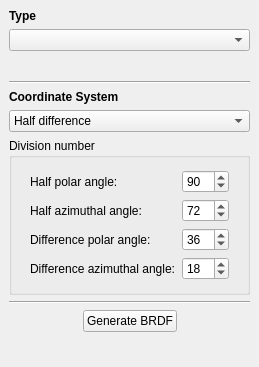
KimuraRyo/BSDFProcessor, file src/ReflectanceModelDockWidget.ui: the form before one commit.
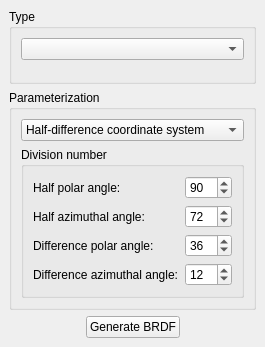
The form after the commit.

Commit message: Adjusted item layout and text labels of UI

Diff of the .ui file:
```diff
--- a/src/ReflectanceModelDockWidget.ui
+++ b/src/ReflectanceModelDockWidget.ui
@@ -6,61 +6,56 @@
    <rect>
     <x>0</x>
     <y>0</y>
-    <width>244</width>
-    <height>367</height>
+    <width>250</width>
+    <height>340</height>
    </rect>
   </property>
+  <property name="minimumSize">
+   <size>
+    <width>239</width>
+    <height>329</height>
+   </size>
+  </property>
   <property name="windowTitle">
    <string>Reflectance model</string>
   </property>
   <widget class="QWidget" name="dockWidgetContents">
    <layout class="QVBoxLayout" name="verticalLayout">
     <item>
-     <widget class="QLabel" name="label">
-      <property name="font">
-       <font>
-        <weight>75</weight>
-        <bold>true</bold>
-       </font>
-      </property>
-      <property name="text">
+     <widget class="QGroupBox" name="groupBox_2">
+      <property name="title">
        <string>Type</string>
       </property>
-     </widget>
-    </item>
+      <layout class="QVBoxLayout" name="verticalLayout_3">
     <item>
      <widget class="QComboBox" name="reflectanceModelComboBox"/>
     </item>
     <item>
      <widget class="QWidget" name="parameterWidget" native="true">
-      <layout class="QFormLayout" name="parameterFormLayout"/>
-     </widget>
-    </item>
-    <item>
-     <widget class="Line" name="line">
-      <property name="orientation">
-       <enum>Qt::Horizontal</enum>
-      </property>
+         <layout class="QFormLayout" name="parameterFormLayout">
+          <property name="topMargin">
+           <number>3</number>
+          </property>
+          <property name="bottomMargin">
+           <number>3</number>
+          </property>
+         </layout>
+        </widget>
+       </item>
+      </layout>
      </widget>
     </item>
     <item>
-     <widget class="QLabel" name="label_2">
-      <property name="font">
-       <font>
-        <weight>75</weight>
-        <bold>true</bold>
-       </font>
+     <widget class="QGroupBox" name="groupBox_3">
+      <property name="title">
+       <string>Parameterization</string>
       </property>
-      <property name="text">
-       <string>Coordinate System</string>
-      </property>
-     </widget>
-    </item>
+      <layout class="QVBoxLayout" name="verticalLayout_4">
     <item>
      <widget class="QComboBox" name="coordSysComboBox">
       <item>
        <property name="text">
-        <string>Half difference</string>
+           <string>Half-difference coordinate system</string>
        </property>
       </item>
       <item>
@@ -90,11 +85,17 @@
        <property name="sizeConstraint">
         <enum>QLayout::SetDefaultConstraint</enum>
        </property>
+          <property name="leftMargin">
+           <number>0</number>
+          </property>
        <property name="topMargin">
-        <number>3</number>
+           <number>0</number>
+          </property>
+          <property name="rightMargin">
+           <number>0</number>
        </property>
        <property name="bottomMargin">
-        <number>3</number>
+           <number>0</number>
        </property>
        <item>
         <widget class="QStackedWidget" name="coordSysStackedWidget">
@@ -116,7 +117,7 @@
            <item row="0" column="1">
             <widget class="QSpinBox" name="halfDiffCsNumAngle0SpinBox">
              <property name="minimum">
-              <number>2</number>
+                 <number>0</number>
              </property>
              <property name="maximum">
               <number>999</number>
@@ -156,7 +157,7 @@
            <item row="2" column="1">
             <widget class="QSpinBox" name="halfDiffCsNumAngle2SpinBox">
              <property name="minimum">
-              <number>2</number>
+                 <number>0</number>
              </property>
              <property name="maximum">
               <number>999</number>
@@ -176,13 +177,13 @@
            <item row="3" column="1">
             <widget class="QSpinBox" name="halfDiffCsNumAngle3SpinBox">
              <property name="minimum">
-              <number>2</number>
+                 <number>0</number>
              </property>
              <property name="maximum">
               <number>999</number>
              </property>
              <property name="value">
-              <number>18</number>
+                 <number>12</number>
              </property>
             </widget>
            </item>
@@ -367,11 +368,7 @@
       </layout>
      </widget>
     </item>
-    <item>
-     <widget class="Line" name="line_2">
-      <property name="orientation">
-       <enum>Qt::Horizontal</enum>
-      </property>
+      </layout>
      </widget>
     </item>
     <item>
@@ -428,9 +425,6 @@
       <property name="orientation">
        <enum>Qt::Vertical</enum>
       </property>
-      <property name="sizeType">
-       <enum>QSizePolicy::Expanding</enum>
-      </property>
       <property name="sizeHint" stdset="0">
        <size>
         <width>20</width>
```
Left out of the diff: 18 changed lines with no effect on the pictures. Lines whose indentation alone changed are shown as unchanged.
